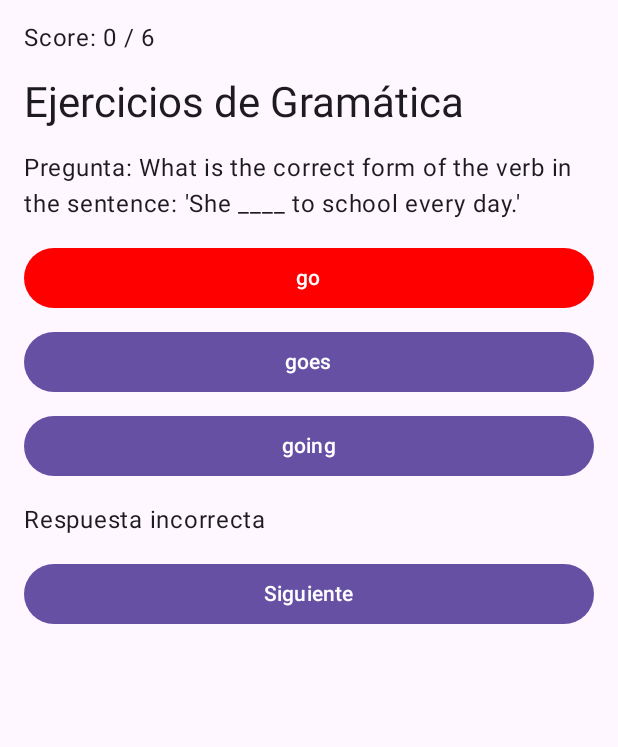
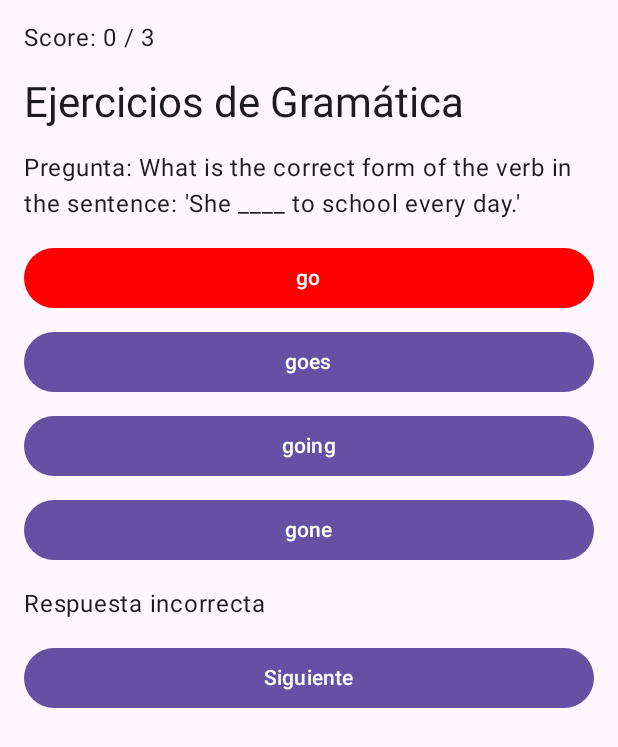
Before and after one commit to vasilon/GameGlish, an Android app built with Jetpack Compose: the GramaticaQuestionsScreen screen opened through its navigation route, after a tap on "go", on a phone screen of 412 x 824 dp. Shown: the top 747 px of the screen. Run offline under Robolectric (Android 15) with nearby library versions, the phone set to English and light mode, and no system bars; our stand-ins replace Firebase (no records; nobody signed in at launch, a user with empty details on screens opened directly), Room's generated code.

Commit message:
5.3 Test personalizado para Nivel de usuario, Pantalla perfil actualizada.

```diff
--- a/app/src/main/java/com/example/gameglish/data/model/EntityPregunta.kt
+++ b/app/src/main/java/com/example/gameglish/data/model/EntityPregunta.kt
@@ -10,6 +10,7 @@ data class EntityPregunta(
     val opcionA: String,
     val opcionB: String,
     val opcionC: String,
+    val opcionD: String, // new option D
     val opcionCorrecta: String,
     val tema: String,
     val nivel: Int
--- a/app/src/main/java/com/example/gameglish/data/repository/RepositoryPregunta.kt
+++ b/app/src/main/java/com/example/gameglish/data/repository/RepositoryPregunta.kt
@@ -40,6 +40,7 @@ class RepositoryPregunta(private val db: GameGlishDatabase) {
             val opcionA = answersArray.getJSONObject(0).getString("text")
             val opcionB = answersArray.getJSONObject(1).getString("text")
             val opcionC = answersArray.getJSONObject(2).getString("text")
+            val opcionD = answersArray.getJSONObject(3).getString("text")
             val opcionCorrecta = questionObj.getString("correctAnswerId")
             // Asignamos "Gramatica" como tema para estas preguntas
             val tema = "Gramatica"
@@ -49,6 +50,9 @@ class RepositoryPregunta(private val db: GameGlishDatabase) {
                 "A2" -> 2
                 "B1" -> 3
                 "B2" -> 4
+                "C1" -> 5
+                "C2" -> 6
+                "NATIVE" -> 7
                 else -> 1
             }
             questionsList.add(
@@ -57,6 +61,7 @@ class RepositoryPregunta(private val db: GameGlishDatabase) {
                     opcionA = opcionA,
                     opcionB = opcionB,
                     opcionC = opcionC,
+                    opcionD = opcionD,
                     opcionCorrecta = opcionCorrecta,
                     tema = tema,
                     nivel = nivel
--- a/app/src/main/java/com/example/gameglish/ui/navigation/NavGraph.kt
+++ b/app/src/main/java/com/example/gameglish/ui/navigation/NavGraph.kt
@@ -27,6 +27,7 @@ sealed class Screen(val route: String) {
     object Gramatica : Screen("gramatica")
     object GramaticaQuestions : Screen("gramatica_questions")
     object FirstTimeRegistration : Screen("first_time_registration")
+    object Profile : Screen("profile")
 }
 
 @Composable
@@ -87,6 +88,9 @@ fun GameGlishNavHost(
         composable(Screen.Statistics.route) {
             StatsScreen(navController = navController)
         }
+        composable(Screen.Profile.route) {
+            ProfileScreen(navController = navController)
+        }
         composable(Screen.ModoIndividual.route) {
             ModoIndividualScreen(
                 navController = navController,
--- a/app/src/main/java/com/example/gameglish/ui/view/GramaticaQuestionsScreen.kt
+++ b/app/src/main/java/com/example/gameglish/ui/view/GramaticaQuestionsScreen.kt
@@ -2,18 +2,17 @@
 package com.example.gameglish.ui.view
 
 import androidx.compose.foundation.layout.*
-import androidx.compose.material3.Button
-import androidx.compose.material3.ButtonDefaults
-import androidx.compose.material3.MaterialTheme
-import androidx.compose.material3.Text
+import androidx.compose.material3.*
 import androidx.compose.runtime.*
 import androidx.compose.ui.Modifier
-import androidx.compose.ui.graphics.Color
 import androidx.compose.ui.platform.LocalContext
 import androidx.compose.ui.unit.dp
 import androidx.lifecycle.viewmodel.compose.viewModel
 import androidx.navigation.NavController
+import com.example.gameglish.data.database.GameGlishDatabase
+import com.example.gameglish.data.repository.RepositoryUsuario
 import com.example.gameglish.ui.viewmodel.PreguntaViewModel
+import com.google.firebase.auth.FirebaseAuth
 import kotlinx.coroutines.launch
 
 @Composable
@@ -23,38 +22,66 @@ fun GramaticaQuestionsScreen(
 ) {
     val context = LocalContext.current
 
+    // Load grammar questions.
     LaunchedEffect(Unit) {
         viewModel.cargarPreguntasGramatica(context)
     }
+    val listaPreguntas by viewModel.preguntas.collectAsState()
 
-    val listaPreguntas by viewModel.preguntas.collectAsState()
+    // Retrieve current user level.
+    val db = GameGlishDatabase.getDatabase(context)
+    val repositoryUsuario = remember { RepositoryUsuario(db) }
+    var userLevel by remember { mutableStateOf("A1") }
+    LaunchedEffect(Unit) {
+        val uid = FirebaseAuth.getInstance().currentUser?.uid ?: return@LaunchedEffect
+        val usuario = repositoryUsuario.obtenerUsuarioLocal(uid)
+        usuario?.let {
+            // Convert numeric level to level string.
+            val nivelMap = mapOf(
+                1 to "A1",
+                2 to "A2",
+                3 to "B1",
+                4 to "B2",
+                5 to "C1",
+                6 to "C2",
+                7 to "NATIVE"
+            )
+            userLevel = nivelMap[it.nivel] ?: "A1"
+        }
+    }
+
+    // Create mapping for questions and filter by matching user level.
+    val levelMap = mapOf(
+        1 to "A1",
+        2 to "A2",
+        3 to "B1",
+        4 to "B2",
+        5 to "C1",
+        6 to "C2",
+        7 to "NATIVE"
+    )
+    val questionsForUser = listaPreguntas.filter { levelMap[it.nivel] == userLevel }
+
     var currentQuestionIndex by remember { mutableStateOf(0) }
     var selectedAnswer by remember { mutableStateOf<String?>(null) }
     var correctCount by remember { mutableStateOf(0) }
     var statsSubmitted by remember { mutableStateOf(false) }
     val scope = rememberCoroutineScope()
 
-    Column(
-        modifier = Modifier
-            .fillMaxSize()
-            .padding(16.dp)
-    ) {
-        Text(
-            text = "Score: $correctCount / ${if (listaPreguntas.isEmpty()) 0 else listaPreguntas.size}",
-            style = MaterialTheme.typography.bodyLarge
-        )
+    Column(modifier = Modifier.fillMaxSize().padding(16.dp)) {
+        Text(text = "Score: $correctCount / ${if (questionsForUser.isEmpty()) 0 else questionsForUser.size}",
+            style = MaterialTheme.typography.bodyLarge)
         Spacer(modifier = Modifier.height(16.dp))
         Text("Ejercicios de Gramática", style = MaterialTheme.typography.headlineMedium)
         Spacer(modifier = Modifier.height(16.dp))
 
-        if (listaPreguntas.isEmpty()) {
-            Text("No hay preguntas de gramática disponibles.")
+        if (questionsForUser.isEmpty()) {
+            Text("No hay preguntas de gramática disponibles para tu nivel: $userLevel.")
         } else {
-            if (currentQuestionIndex < listaPreguntas.size) {
-                val pregunta = listaPreguntas[currentQuestionIndex]
+            if (currentQuestionIndex < questionsForUser.size) {
+                val pregunta = questionsForUser[currentQuestionIndex]
                 Text("Pregunta: ${pregunta.enunciado}", style = MaterialTheme.typography.bodyLarge)
                 Spacer(modifier = Modifier.height(16.dp))
-
                 Column {
                     Button(
                         onClick = {
@@ -67,14 +94,12 @@ fun GramaticaQuestionsScreen(
                         colors = ButtonDefaults.buttonColors(
                             containerColor = when {
                                 selectedAnswer == null -> MaterialTheme.colorScheme.primary
-                                "a" == pregunta.opcionCorrecta && selectedAnswer == "a" -> Color.Green
-                                "a" != pregunta.opcionCorrecta && selectedAnswer == "a" -> Color.Red
+                                "a" == pregunta.opcionCorrecta && selectedAnswer == "a" -> androidx.compose.ui.graphics.Color.Green
+                                "a" != pregunta.opcionCorrecta && selectedAnswer == "a" -> androidx.compose.ui.graphics.Color.Red
                                 else -> MaterialTheme.colorScheme.primary
                             }
                         )
-                    ) {
-                        Text(pregunta.opcionA)
-                    }
+                    ) { Text(pregunta.opcionA) }
                     Spacer(modifier = Modifier.height(8.dp))
                     Button(
                         onClick = {
@@ -87,14 +112,12 @@ fun GramaticaQuestionsScreen(
                         colors = ButtonDefaults.buttonColors(
                             containerColor = when {
                                 selectedAnswer == null -> MaterialTheme.colorScheme.primary
-                                "b" == pregunta.opcionCorrecta && selectedAnswer == "b" -> Color.Green
-                                "b" != pregunta.opcionCorrecta && selectedAnswer == "b" -> Color.Red
+                                "b" == pregunta.opcionCorrecta && selectedAnswer == "b" -> androidx.compose.ui.graphics.Color.Green
+                                "b" != pregunta.opcionCorrecta && selectedAnswer == "b" -> androidx.compose.ui.graphics.Color.Red
                                 else -> MaterialTheme.colorScheme.primary
                             }
                         )
-                    ) {
-                        Text(pregunta.opcionB)
-                    }
+                    ) { Text(pregunta.opcionB) }
                     Spacer(modifier = Modifier.height(8.dp))
                     Button(
                         onClick = {
@@ -107,14 +130,30 @@ fun GramaticaQuestionsScreen(
                         colors = ButtonDefaults.buttonColors(
                             containerColor = when {
                                 selectedAnswer == null -> MaterialTheme.colorScheme.primary
-                                "c" == pregunta.opcionCorrecta && selectedAnswer == "c" -> Color.Green
-                                "c" != pregunta.opcionCorrecta && selectedAnswer == "c" -> Color.Red
+                                "c" == pregunta.opcionCorrecta && selectedAnswer == "c" -> androidx.compose.ui.graphics.Color.Green
+                                "c" != pregunta.opcionCorrecta && selectedAnswer == "c" -> androidx.compose.ui.graphics.Color.Red
                                 else -> MaterialTheme.colorScheme.primary
                             }
                         )
-                    ) {
-                        Text(pregunta.opcionC)
-                    }
+                    ) { Text(pregunta.opcionC) }
+                    Spacer(modifier = Modifier.height(8.dp))
+                    Button(
+                        onClick = {
+                            if (selectedAnswer == null) {
+                                selectedAnswer = "d"
+                                if ("d" == pregunta.opcionCorrecta) correctCount++
+                            }
+                        },
+                        modifier = Modifier.fillMaxWidth(),
+                        colors = ButtonDefaults.buttonColors(
+                            containerColor = when {
+                                selectedAnswer == null -> MaterialTheme.colorScheme.primary
+                                "d" == pregunta.opcionCorrecta && selectedAnswer == "d" -> androidx.compose.ui.graphics.Color.Green
+                                "d" != pregunta.opcionCorrecta && selectedAnswer == "d" -> androidx.compose.ui.graphics.Color.Red
+                                else -> MaterialTheme.colorScheme.primary
+                            }
+                        )
+                    ) { Text(pregunta.opcionD) }
                 }
                 Spacer(modifier = Modifier.height(16.dp))
                 if (selectedAnswer != null) {
@@ -127,16 +166,13 @@ fun GramaticaQuestionsScreen(
                             selectedAnswer = null
                         },
                         modifier = Modifier.fillMaxWidth()
-                    ) {
-                        Text("Siguiente")
-                    }
+                    ) { Text("Siguiente") }
                 }
             } else {
-                // When finished, submit statistics and add points to the user.
                 if (!statsSubmitted) {
                     LaunchedEffect(Unit) {
                         val puntos = correctCount * 10
-                        viewModel.submitEstadistica(correctCount, listaPreguntas.size)
+                        viewModel.submitEstadistica(correctCount, questionsForUser.size)
                         viewModel.addPuntosToUsuario(puntos)
                         statsSubmitted = true
                     }
--- a/app/src/main/java/com/example/gameglish/ui/view/QuizScreen.kt
+++ b/app/src/main/java/com/example/gameglish/ui/view/QuizScreen.kt
@@ -26,8 +26,8 @@ fun QuizScreen(onComplete: (Int) -> Unit) {
     var selectedAnswer by remember { mutableStateOf("") }
 
     val preguntas = listOf(
-        EntityPregunta(enunciado = "What is the capital of France?", opcionA = "Paris", opcionB = "London", opcionC = "Rome", opcionCorrecta = "A", tema = "General", nivel = 1),
-        EntityPregunta(enunciado = "What is 2+2?", opcionA = "3", opcionB = "4", opcionC = "5", opcionCorrecta = "B", tema = "Math", nivel = 1)
+        EntityPregunta(enunciado = "What is the capital of France?", opcionA = "Paris", opcionB = "London", opcionC = "Rome", opcionD = "Madrid",opcionCorrecta = "A", tema = "General", nivel = 1),
+        EntityPregunta(enunciado = "What is 2+2?", opcionA = "3", opcionB = "4", opcionC = "5", opcionCorrecta = "B", tema = "Math", opcionD = "3", nivel = 1)
     )
 
     if (currentQuestionIndex < preguntas.size) {
```
Also changed, not shown: app/src/main/java/com/example/gameglish/ui/view/ProfileScreen.kt (added, +138 -0 lines), app/src/main/res/raw/grammar_questions.json (+371 -26 lines).
